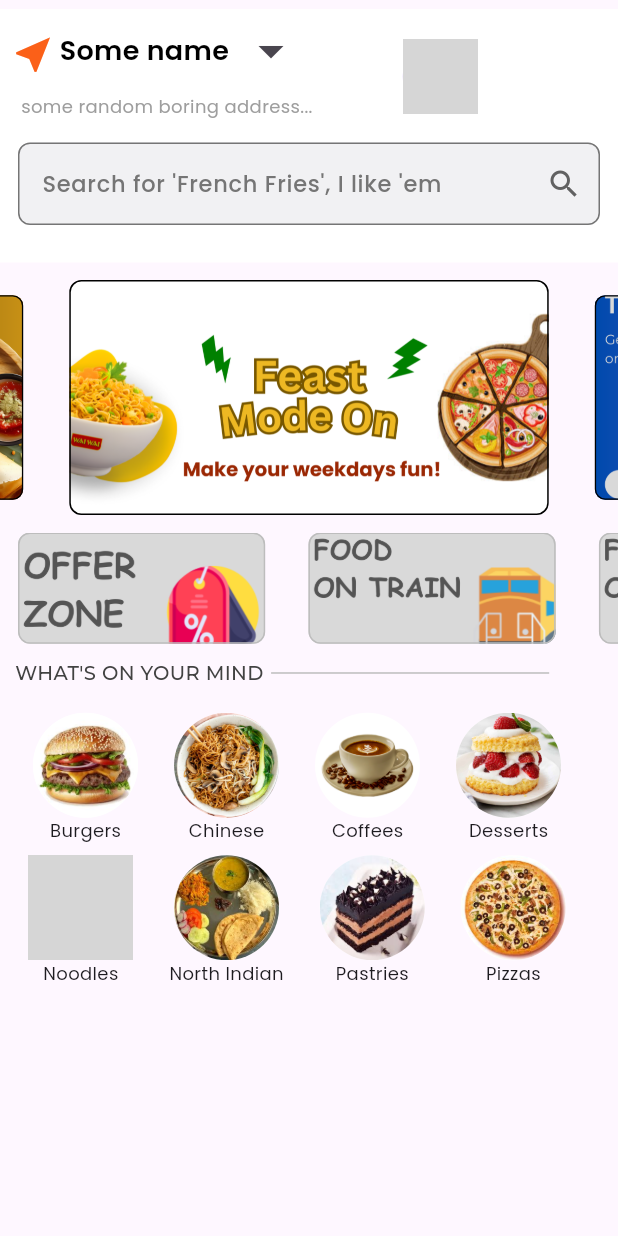
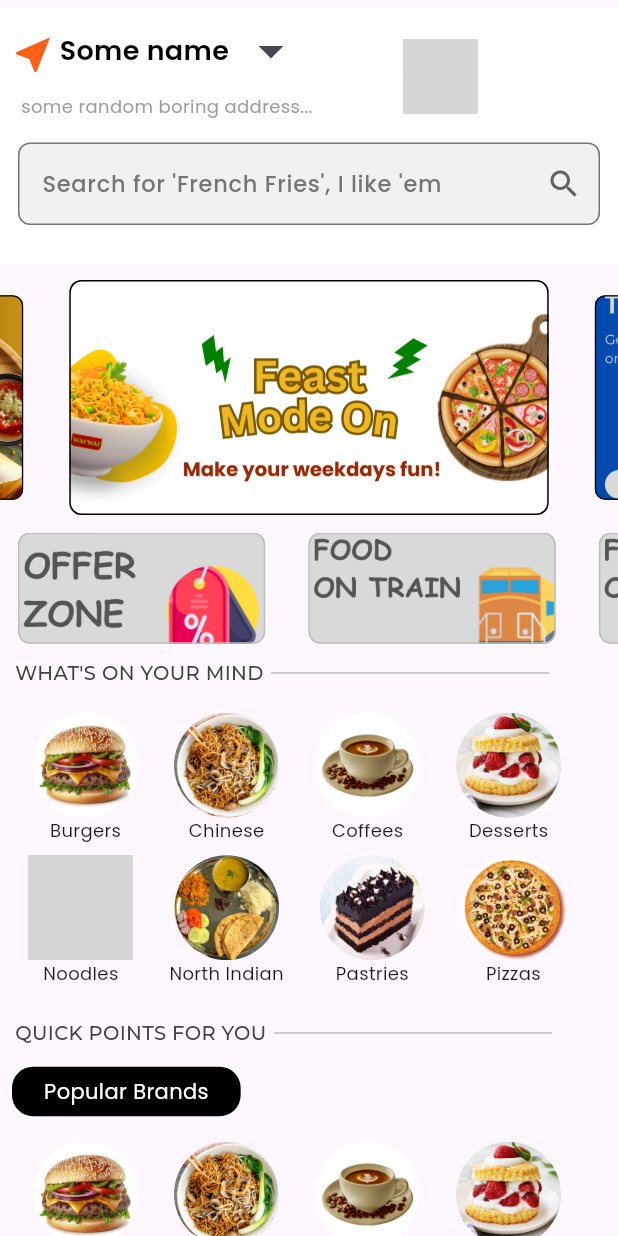
Before and after one commit to 0Armaan025/swiggy-clone, a Flutter app: the screen it shows after launch, on a phone screen of 412 x 824 dp. Run offline on Flutter 3.47's test engine with Material 3 defaults, Android fonts, the phone set to English and light mode, and no system bars; drawn by our look-alikes of carousel_slider; our stand-ins replace google_fonts, hexcolor; missing offline and left inert: background_remover; network calls fail; grey boxes are pictures that could not be loaded.

Commit message:
taking a smol rest ig

```diff
--- /dev/null
+++ b/lib/common/quick_points_for_you/quick_points_for_you.dart
@@ -0,0 +1,131 @@
+import 'package:flutter/material.dart';
+import 'package:google_fonts/google_fonts.dart';
+import 'package:swiggy_clone/common/whats_on_mind/food_tile/food_tile.dart';
+
+class QuickPointsForYou extends StatefulWidget {
+  const QuickPointsForYou({super.key});
+
+  @override
+  State<QuickPointsForYou> createState() => QuickPointsForYouState();
+}
+
+class QuickPointsForYouState extends State<QuickPointsForYou> {
+  @override
+  Widget build(BuildContext context) {
+    final size = MediaQuery.of(context).size;
+
+    return Container(
+      child: Column(
+        children: [
+          Padding(
+            padding: const EdgeInsets.symmetric(horizontal: 2.0)
+                .copyWith(left: 10, top: 10),
+            child: Row(
+              crossAxisAlignment: CrossAxisAlignment.center,
+              mainAxisAlignment: MainAxisAlignment.start,
+              children: [
+                Text(
+                  "QUICK POINTS FOR YOU",
+                  style: GoogleFonts.montserrat(
+                    fontSize: 13,
+                    fontWeight: FontWeight.w500,
+                    color: Colors.grey.shade800,
+                  ),
+                ),
+                const SizedBox(width: 5),
+                Container(
+                  width: size.width * 0.45,
+                  height: 1,
+                  decoration: BoxDecoration(
+                    color: Colors.grey.shade400,
+                  ),
+                ),
+              ],
+            ),
+          ),
+          const SizedBox(
+            height: 5,
+          ),
+          Row(
+            children: [
+              Container(
+                margin: const EdgeInsets.only(left: 8, top: 8),
+                width: size.width * 0.37,
+                height: size.height * 0.04,
+                decoration: BoxDecoration(
+                  color: Colors.black,
+                  borderRadius: BorderRadius.circular(14),
+                ),
+                child: Text(
+                  "Popular Brands",
+                  style: GoogleFonts.poppins(
+                    color: Colors.white,
+                  ),
+                ),
+                alignment: Alignment.center,
+              ),
+            ],
+          ),
+          const SizedBox(
+            height: 5,
+          ),
+          Padding(
+            padding: const EdgeInsets.all(8.0),
+            child: SingleChildScrollView(
+              scrollDirection: Axis.horizontal,
+              child: Column(
+                mainAxisAlignment: MainAxisAlignment.start,
+                children: [
+                  Row(
+                    mainAxisAlignment: MainAxisAlignment.start,
+                    crossAxisAlignment: CrossAxisAlignment.start,
+                    children: [
+                      FoodTile(
+                        foodName: 'Burgers',
+                        imageUrl: 'assets/images/foods/burger.jpeg',
+                      ),
+                      FoodTile(
+                        foodName: 'Chinese',
+                        imageUrl: 'assets/images/foods/chinese.jpg',
+                      ),
+                      FoodTile(
+                        foodName: 'Coffees',
+                        imageUrl: 'assets/images/foods/coffee.png',
+                      ),
+                      FoodTile(
+                        foodName: 'Desserts',
+                        imageUrl: 'assets/images/foods/desserts.jpg',
+                      ),
+                    ],
+                  ),
+                  Row(
+                    mainAxisAlignment: MainAxisAlignment.start,
+                    crossAxisAlignment: CrossAxisAlignment.start,
+                    children: [
+                      FoodTile(
+                        foodName: 'Noodles',
+                        imageUrl: 'assets/images/foods/noodles.png',
+                      ),
+                      FoodTile(
+                        foodName: 'North Indian',
+                        imageUrl: 'assets/images/foods/north india.jpeg',
+                      ),
+                      FoodTile(
+                        foodName: 'Pastries',
+                        imageUrl: 'assets/images/foods/pastry.jpeg',
+                      ),
+                      FoodTile(
+                        foodName: 'Pizzas',
+                        imageUrl: 'assets/images/foods/pizza.jpeg',
+                      ),
+                    ],
+                  ),
+                ],
+              ),
+            ),
+          ),
+        ],
+      ),
+    );
+  }
+}
--- a/lib/features/views/home/home_view.dart
+++ b/lib/features/views/home/home_view.dart
@@ -2,6 +2,7 @@ import 'package:carousel_slider/carousel_slider.dart';
 import 'package:flutter/material.dart';
 import 'package:google_fonts/google_fonts.dart';
 import 'package:hexcolor/hexcolor.dart';
+import 'package:swiggy_clone/common/quick_points_for_you/quick_points_for_you.dart';
 import "dart:math";
 
 import 'package:swiggy_clone/common/whats_on_mind/whats_on_mind.dart';
@@ -132,11 +133,10 @@ class HomeScreen extends StatelessWidget {
             ),
 
             SliverList(
-              delegate: SliverChildListDelegate(
-                [
-                  WhatsOnYourMindComponent(),
-                ]
-              ),
+              delegate: SliverChildListDelegate([
+                WhatsOnYourMindComponent(),
+                QuickPointsForYou(),
+              ]),
             ),
           ],
         ),
```
Also changed, not shown: assets/images/banners/banner5 (1).png (added), assets/images/banners/banner5.png (added).
